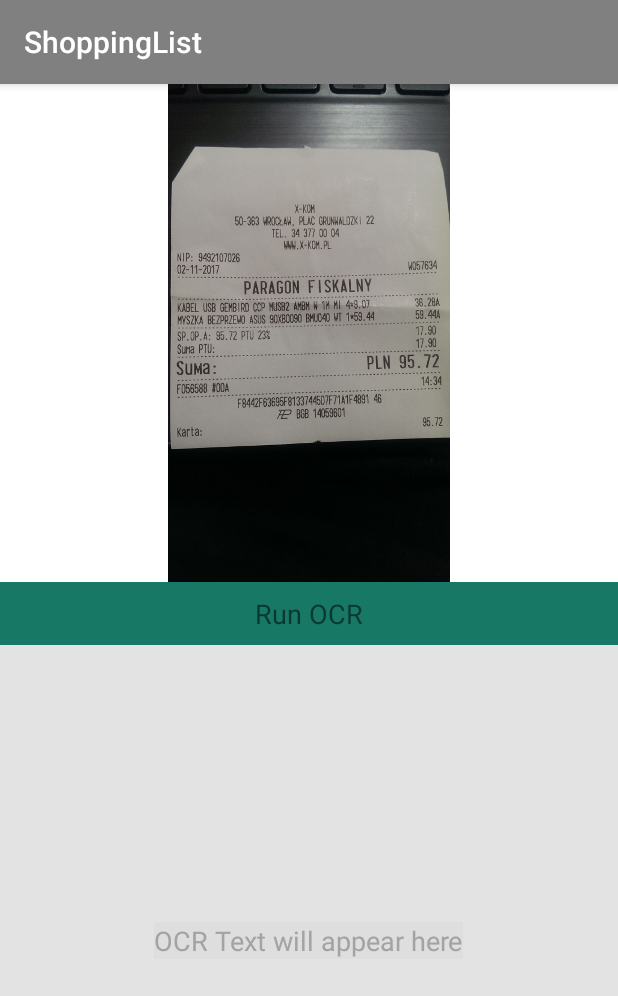
After one commit to kleo0/ShoppingList, an Android app: the OCRActivity screen opened directly, with no data from a screen before it, on a phone screen of 412 x 824 dp. The commit adds this screen. Shown: the top 996 px of the screen. Run offline under Robolectric (Android 15) with nearby library versions, the phone set to English and light mode, and no system bars; libraries missing offline, so code that uses them is left out: com.googlecode.tesseract; 2 statements that could not run were skipped.

Commit message:
MA: Add login, registation, main form of xml

```diff
--- a/MobileApp/ShoppingList/app/build.gradle
+++ b/MobileApp/ShoppingList/app/build.gradle
@@ -27,5 +27,6 @@ dependencies {
     compile 'com.android.support:appcompat-v7:26.+'
     compile 'com.android.support.constraint:constraint-layout:1.0.2'
     compile 'com.rmtheis:tess-two:8.0.0'
+    compile 'com.beardedhen:androidbootstrap:2.3.2'
     testCompile 'junit:junit:4.12'
 }
--- a/MobileApp/ShoppingList/app/src/main/AndroidManifest.xml
+++ b/MobileApp/ShoppingList/app/src/main/AndroidManifest.xml
@@ -8,7 +8,11 @@
         android:label="@string/app_name"
         android:roundIcon="@mipmap/ic_launcher_round"
         android:supportsRtl="true"
-        android:theme="@style/AppTheme">
+        android:theme="@style/AppTheme"
+        android:background="@color/colorBackground">
+        <activity android:name=".OCRActivity"></activity>
+        <activity android:name=".RegistationActivity" />
+        <activity android:name=".LoginActivity" />
         <activity android:name=".MainActivity">
             <intent-filter>
                 <action android:name="android.intent.action.MAIN" />
--- /dev/null
+++ b/MobileApp/ShoppingList/app/src/main/java/com/example/klaudia/shoppinglist/OCRActivity.java
@@ -0,0 +1,94 @@
+package com.example.klaudia.shoppinglist;
+
+import android.content.res.AssetManager;
+import android.graphics.Bitmap;
+import android.graphics.BitmapFactory;
+import android.support.v7.app.AppCompatActivity;
+import android.os.Bundle;
+import android.view.View;
+import android.widget.TextView;
+
+import com.googlecode.tesseract.android.TessBaseAPI;
+import java.io.File;
+import java.io.FileNotFoundException;
+import java.io.FileOutputStream;
+import java.io.IOException;
+import java.io.InputStream;
+import java.io.OutputStream;
+
+public class OCRActivity extends AppCompatActivity {
+
+    Bitmap image;
+    private TessBaseAPI mTess;
+    String datapath = "";
+
+    @Override
+    protected void onCreate(Bundle savedInstanceState) {
+        super.onCreate(savedInstanceState);
+        setContentView(R.layout.activity_ocr);
+
+        //init image
+        image = BitmapFactory.decodeResource(getResources(), R.drawable.testimage);
+
+        //initialize Tesseract API
+        String language = "pol";
+        datapath = getFilesDir()+ "/tesseract/";
+        mTess = new TessBaseAPI();
+
+        checkFile(new File(datapath + "tessdata/"));
+
+        mTess.init(datapath, language);
+    }
+
+    public void processImage(View view){
+        String OCRresult = null;
+        mTess.setImage(image);
+        OCRresult = mTess.getUTF8Text();
+        TextView OCRTextView = (TextView) findViewById(R.id.OCRTextView);
+        OCRTextView.setText(OCRresult);
+    }
+
+    private void checkFile(File dir) {
+        if (!dir.exists()&& dir.mkdirs()){
+            copyFiles();
+        }
+        if(dir.exists()) {
+            String datafilepath = datapath+ "/tessdata/pol.traineddata";
+            File datafile = new File(datafilepath);
+
+            if (!datafile.exists()) {
+                copyFiles();
+            }
+        }
+    }
+
+    private void copyFiles() {
+        try {
+            String filepath = datapath + "/tessdata/pol.traineddata";
+            AssetManager assetManager = getAssets();
+
+            InputStream instream = assetManager.open("tessdata/pol.traineddata");
+            OutputStream outstream = new FileOutputStream(filepath);
+
+            byte[] buffer = new byte[1024];
+            int read;
+            while ((read = instream.read(buffer)) != -1) {
+                outstream.write(buffer, 0, read);
+            }
+
+
+            outstream.flush();
+            outstream.close();
+            instream.close();
+
+            File file = new File(filepath);
+            if (!file.exists()) {
+                throw new FileNotFoundException();
+            }
+        } catch (FileNotFoundException e) {
+            e.printStackTrace();
+        } catch (IOException e) {
+            e.printStackTrace();
+        }
+    }
+}
--- /dev/null
+++ b/MobileApp/ShoppingList/app/src/main/res/layout/activity_ocr.xml
@@ -0,0 +1,63 @@
+<?xml version="1.0" encoding="utf-8"?>
+
+<LinearLayout xmlns:android="http://schemas.android.com/apk/res/android"
+    xmlns:tools="http://schemas.android.com/tools"
+    android:orientation="vertical"
+    android:layout_width="match_parent"
+    android:layout_height="match_parent"
+    tools:context=".OCRActivity"
+    android:weightSum="1">
+
+    <RelativeLayout
+        android:layout_width="match_parent"
+        android:layout_height="332dp"
+        android:background="#ffffff"
+        android:id="@+id/ImageContainer">
+
+        <ImageView
+            android:layout_width="match_parent"
+            android:layout_height="match_parent"
+            android:id="@+id/imageView"
+            android:src="@drawable/testimage"/>
+
+    </RelativeLayout>
+
+    <RelativeLayout
+        android:layout_width="match_parent"
+        android:layout_height="42dp"
+        android:layout_alignParentTop="true"
+        android:clickable="true"
+        android:onClick="processImage"
+        android:background="#167865"
+        android:id="@+id/OCRButtonContainer">
+
+        <TextView
+            android:layout_width="wrap_content"
+            android:layout_height="wrap_content"
+            android:text="Run OCR"
+            android:id="@+id/OCRbutton"
+            android:textSize="18dp"
+            android:layout_centerVertical="true"
+            android:layout_centerHorizontal="true"
+            android:clickable="true"
+            android:onClick="processImage"/>
+    </RelativeLayout>
+
+    <RelativeLayout
+        android:layout_width="match_parent"
+        android:layout_height="match_parent"
+        android:background="#e4e3e3"
+        android:id="@+id/OCRTextContainer">
+
+        <TextView
+            android:layout_width="wrap_content"
+            android:layout_height="wrap_content"
+            android:text="OCR Text will appear here"
+            android:id="@+id/OCRTextView"
+            android:textSize="18dp"
+            android:layout_centerVertical="true"
+            android:layout_centerHorizontal="true"
+            android:background="#dedede"
+            android:textColor="#a3a3a3" />
+    </RelativeLayout>
+</LinearLayout>
--- a/MobileApp/ShoppingList/app/src/main/res/values/colors.xml
+++ b/MobileApp/ShoppingList/app/src/main/res/values/colors.xml
@@ -1,6 +1,7 @@
 <?xml version="1.0" encoding="utf-8"?>
 <resources>
-    <color name="colorPrimary">#3F51B5</color>
-    <color name="colorPrimaryDark">#303F9F</color>
-    <color name="colorAccent">#FF4081</color>
+    <color name="colorPrimary">#808080</color>
+    <color name="colorPrimaryDark">#2d5986</color>
+    <color name="colorAccent">#a14545</color>
+    <color name="colorBackground">#454554</color>
 </resources>
```
Also changed, not shown: MobileApp/ShoppingList/app/src/main/java/com/example/klaudia/shoppinglist/LoginActivity.java (added, +46 -0 lines), MobileApp/ShoppingList/app/src/main/java/com/example/klaudia/shoppinglist/MainActivity.java (+14 -79 lines), MobileApp/ShoppingList/app/src/main/java/com/example/klaudia/shoppinglist/RegistationActivity.java (added, +41 -0 lines), MobileApp/ShoppingList/app/src/main/res/layout/activity_login.xml (added, +76 -0 lines), MobileApp/ShoppingList/app/src/main/res/layout/activity_main.xml (+51 -49 lines), MobileApp/ShoppingList/app/src/main/res/layout/activity_registation.xml (added, +77 -0 lines), MobileApp/ShoppingList/app/src/main/res/values/strings.xml (+8 -0 lines).
